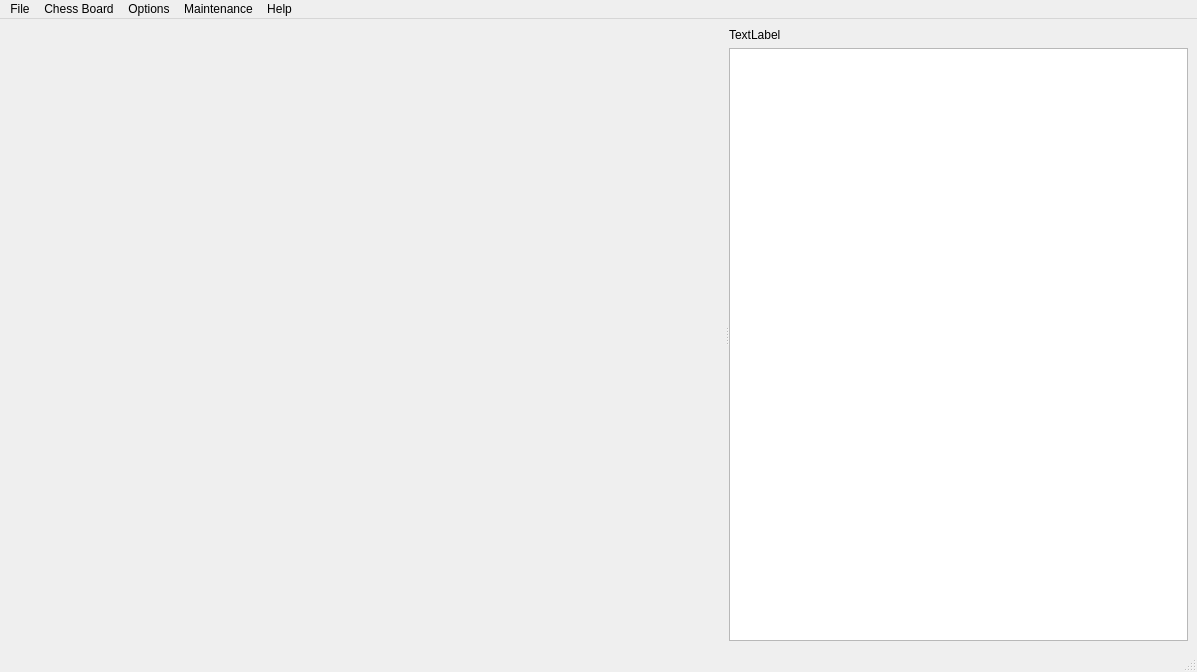
Qt form src/mainwindow.ui (gillesmaire/myChessBase) before a commit.
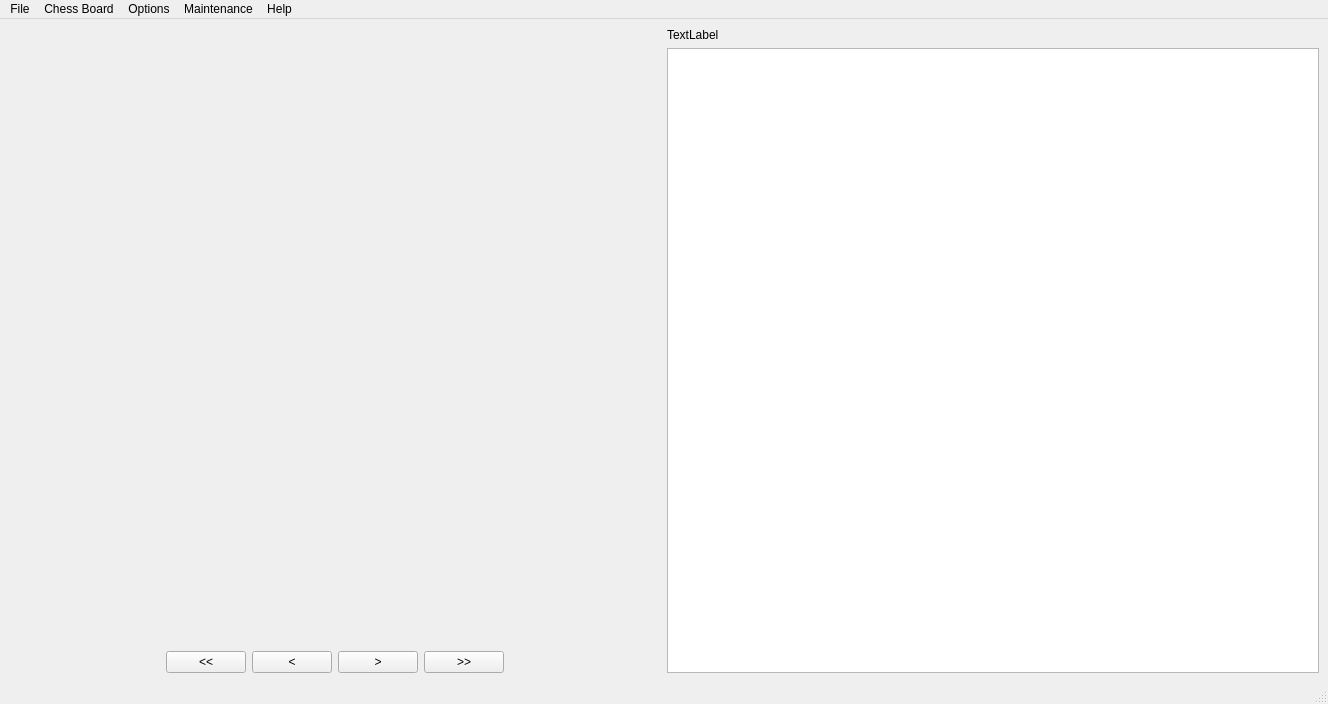
The same form after that commit. Custom widgets are drawn as their Qt base class.

What changed in the file:
```diff
--- a/src/mainwindow.ui
+++ b/src/mainwindow.ui
@@ -6,8 +6,8 @@
    <rect>
     <x>0</x>
     <y>0</y>
-    <width>1197</width>
-    <height>672</height>
+    <width>1328</width>
+    <height>704</height>
    </rect>
   </property>
   <property name="windowTitle">
@@ -17,21 +17,82 @@
    <bool>true</bool>
   </property>
   <widget class="QWidget" name="centralwidget">
-   <layout class="QHBoxLayout" name="horizontalLayout">
+   <layout class="QVBoxLayout" name="verticalLayout_3">
     <item>
-     <widget class="QSplitter" name="splitter">
-      <property name="orientation">
-       <enum>Qt::Horizontal</enum>
-      </property>
-      <widget class="ChessBoard" name="chessBoard" native="true">
-       <property name="minimumSize">
-        <size>
-         <width>400</width>
-         <height>46</height>
-        </size>
-       </property>
-      </widget>
-      <widget class="QWidget" name="layoutWidget">
+     <layout class="QHBoxLayout" name="horizontalLayout_2">
+      <item>
+       <layout class="QVBoxLayout" name="verticalLayout_2">
+        <item>
+         <widget class="ChessBoard" name="chessBoard" native="true">
+          <property name="minimumSize">
+           <size>
+            <width>400</width>
+            <height>46</height>
+           </size>
+          </property>
+         </widget>
+        </item>
+        <item>
+         <layout class="QHBoxLayout" name="horizontalLayout">
+          <item>
+           <spacer name="horizontalSpacer">
+            <property name="orientation">
+             <enum>Qt::Horizontal</enum>
+            </property>
+            <property name="sizeHint" stdset="0">
+             <size>
+              <width>40</width>
+              <height>20</height>
+             </size>
+            </property>
+           </spacer>
+          </item>
+          <item>
+           <widget class="QPushButton" name="pushButton">
+            <property name="text">
+             <string>&lt;&lt;</string>
+            </property>
+           </widget>
+          </item>
+          <item>
+           <widget class="QPushButton" name="pushButton_2">
+            <property name="text">
+             <string>&lt;</string>
+            </property>
+           </widget>
+          </item>
+          <item>
+           <widget class="QPushButton" name="pushButton_3">
+            <property name="text">
+             <string>&gt;</string>
+            </property>
+           </widget>
+          </item>
+          <item>
+           <widget class="QPushButton" name="pushButton_4">
+            <property name="text">
+             <string>&gt;&gt;</string>
+            </property>
+           </widget>
+          </item>
+          <item>
+           <spacer name="horizontalSpacer_2">
+            <property name="orientation">
+             <enum>Qt::Horizontal</enum>
+            </property>
+            <property name="sizeHint" stdset="0">
+             <size>
+              <width>40</width>
+              <height>20</height>
+             </size>
+            </property>
+           </spacer>
+          </item>
+         </layout>
+        </item>
+       </layout>
+      </item>
+      <item>
        <layout class="QVBoxLayout" name="verticalLayout">
         <item>
          <widget class="QLabel" name="label">
@@ -44,8 +105,8 @@
          <widget class="QTableView" name="tableView"/>
         </item>
        </layout>
-      </widget>
-     </widget>
+      </item>
+     </layout>
     </item>
    </layout>
   </widget>
@@ -54,7 +115,7 @@
     <rect>
      <x>0</x>
      <y>0</y>
-     <width>1197</width>
+     <width>1328</width>
      <height>23</height>
     </rect>
    </property>
```
Left out of the diff: 6 changed lines with no effect on the pictures.
